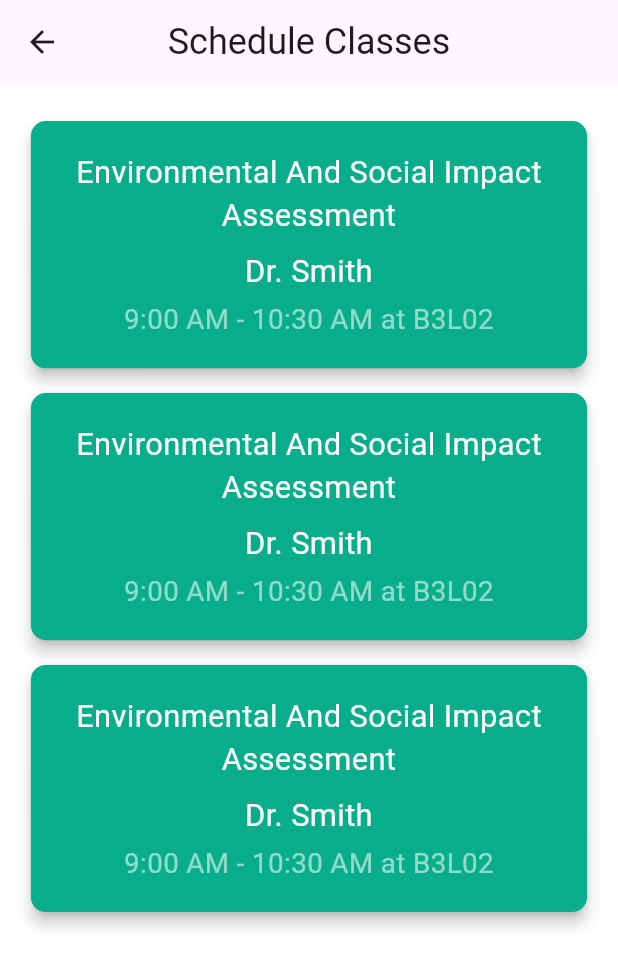
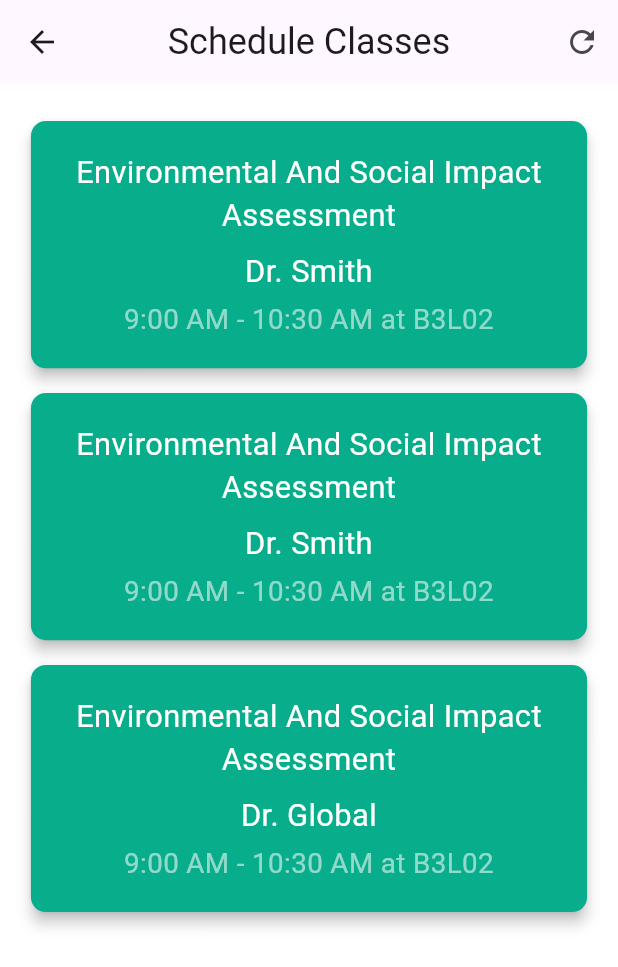
Before and after one commit to HorizonTechFoundation/HorizonClassroom, a Flutter app: the screen it shows after launch, after a tap on "View Scheduled Classes", on a phone screen of 412 x 824 dp. Shown: the top 967 px of the screen. Run offline on Flutter 3.47's test engine with Material 3 defaults, Android fonts, the light colour scheme and no system bars; our stand-ins replace dio, google_fonts, pdf, printing; Roboto replaces fonts that are missing (Average, Basic).

Commit message:
Setup Pre API in schedule screen

```diff
--- a/Frontend/horizon_classroom/lib/routes/app_routes.dart
+++ b/Frontend/horizon_classroom/lib/routes/app_routes.dart
@@ -1,6 +1,5 @@
 import 'package:flutter/material.dart';
 import '../screens/home_screen.dart';
-import '../screens/second_screen.dart';
 import '../screens/classroom_screen.dart';
 import '../screens/schedule_screen.dart';
 import '../screens/profile_screen.dart';
@@ -37,8 +36,6 @@ class AppRoutes {
 
       case home:
         return MaterialPageRoute(builder: (_) => const HomeScreen());
-      case second:
-        return MaterialPageRoute(builder: (_) => const SecondScreen());
       case classroom:
         return MaterialPageRoute(builder: (_) => const ClassroomScreen());
       case schedule:
--- a/Frontend/horizon_classroom/lib/screens/schedule_screen.dart
+++ b/Frontend/horizon_classroom/lib/screens/schedule_screen.dart
@@ -1,6 +1,8 @@
 import 'package:flutter/material.dart';
 import 'package:google_fonts/google_fonts.dart';
-
+import 'package:dio/dio.dart';
+import 'package:flutter/services.dart' show rootBundle;
+import 'dart:convert';
 
 class ScheduleScreen extends StatefulWidget {
   const ScheduleScreen({super.key});
@@ -11,29 +13,9 @@ class ScheduleScreen extends StatefulWidget {
 
 class _ScheduleScreenState extends State<ScheduleScreen> {
 
-  List<Map<String, dynamic>> schedule = [
-    {
-      "classname": "Environmental And Social Impact Assessment",
-      "timeStart": "9:00 AM",
-      "timeEnd": "10:30 AM",
-      "takenBy": "Dr. Smith",
-      "venue": "B3L02"
-    },
-    {
-      "classname": "Environmental And Social Impact Assessment",
-      "timeStart": "9:00 AM",
-      "timeEnd": "10:30 AM",
-      "takenBy": "Dr. Smith",
-      "venue": "B3L02"
-    },
-    {
-      "classname": "Environmental And Social Impact Assessment",
-      "timeStart": "9:00 AM",
-      "timeEnd": "10:30 AM",
-      "takenBy": "Dr. Smith",
-      "venue": "B3L02"
-    },
-  ];
+  List<Map<String, dynamic>> schedule = [];
+  bool isLoading = true;
+  bool isError = false;
 
   // ================= CHECK LOGIN STATUS =================
 
@@ -45,11 +27,56 @@ class _ScheduleScreenState extends State<ScheduleScreen> {
   }
 
   // ------------------------------------------------------
+  // ================= FETCH SCHEDULE =====================
+
+  final dio = Dio();
+
+  void fetchSchedule() async {
+
+    setState(() {
+      isLoading = true;
+      isError = false;
+    });
+
+    try {
+
+      final String jsonString = await rootBundle.loadString('assets/config.json');
+      final Map<String, dynamic> jsonData = json.decode(jsonString);
+      // final String api = jsonData['api'];
+
+      final List<Map<String, dynamic>> sampleSchedule = List<Map<String, dynamic>>.from(jsonData['sampleSchedule']);
+
+      // final response = await dio.get('$api/schedule');
+
+      // final response = await dio.get(api); // Mock API for testing
+
+      setState(() {
+        // schedule = List<Map<String, dynamic>>.from(response.data['data']);
+        schedule = sampleSchedule;
+        isLoading = false;
+        isError = false;
+      });
+
+    } catch (e) {
+
+      setState(() {
+        schedule = [];
+        isLoading = false;
+        isError = true;
+      });
+      throw Exception('Failed to load schedule: $e');
+
+    }
+
+  }
+
+  // ------------------------------------------------------
   // ================= INITIALIZATION =====================
 
   @override
   void initState() {
     super.initState();
+    fetchSchedule();
     WidgetsBinding.instance.addPostFrameCallback((_) {
       checkLoginStatus();
     });
@@ -69,7 +96,16 @@ class _ScheduleScreenState extends State<ScheduleScreen> {
         title: const Text("Schedule Classes",
           style: TextStyle(fontSize: 24),
           textAlign: TextAlign.center,
-        )
+        ),
+        actions: [
+          IconButton(
+            icon: const Icon(Icons.refresh),
+            onPressed: () {
+              fetchSchedule();
+            },
+            tooltip: 'Refresh',
+          ),
+        ],
       ),
       body: SafeArea(
         child: ListView.builder(
--- a/Frontend/horizon_classroom/pubspec.yaml
+++ b/Frontend/horizon_classroom/pubspec.yaml
@@ -38,6 +38,7 @@ dependencies:
   pdf: ^3.11.3
   printing: ^5.14.2
   intl: ^0.20.2
+  dio: ^5.8.0+1
 
 dev_dependencies:
   flutter_test:
@@ -63,6 +64,7 @@ flutter:
 
   # To add assets to your application, add an assets section, like this:
   assets:
+    - assets/config.json
     - assets/splash.png
     - assets/welcomeImage.png
     - assets/LoginImage.png
```
Also changed, not shown: Frontend/horizon_classroom/assets/config.json (added, +28 -0 lines), Frontend/horizon_classroom/lib/screens/login_screen.dart (+7 -1 lines), Frontend/horizon_classroom/lib/screens/second_screen.dart (deleted, +0 -20 lines), Frontend/horizon_classroom/pubspec.lock.
